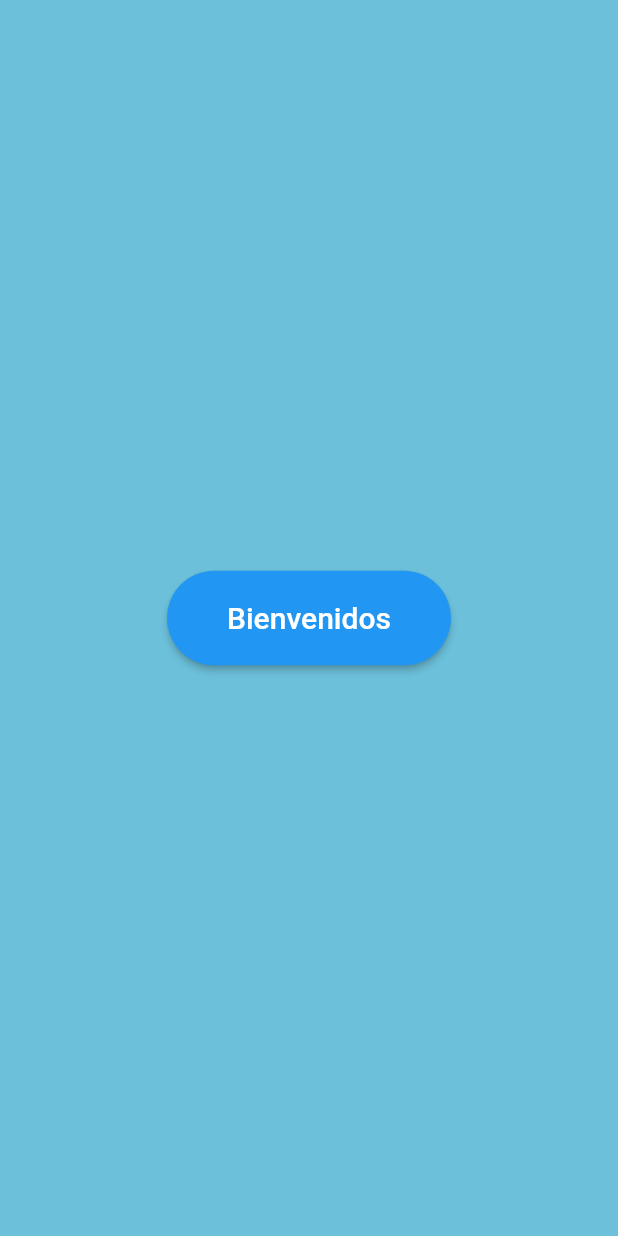
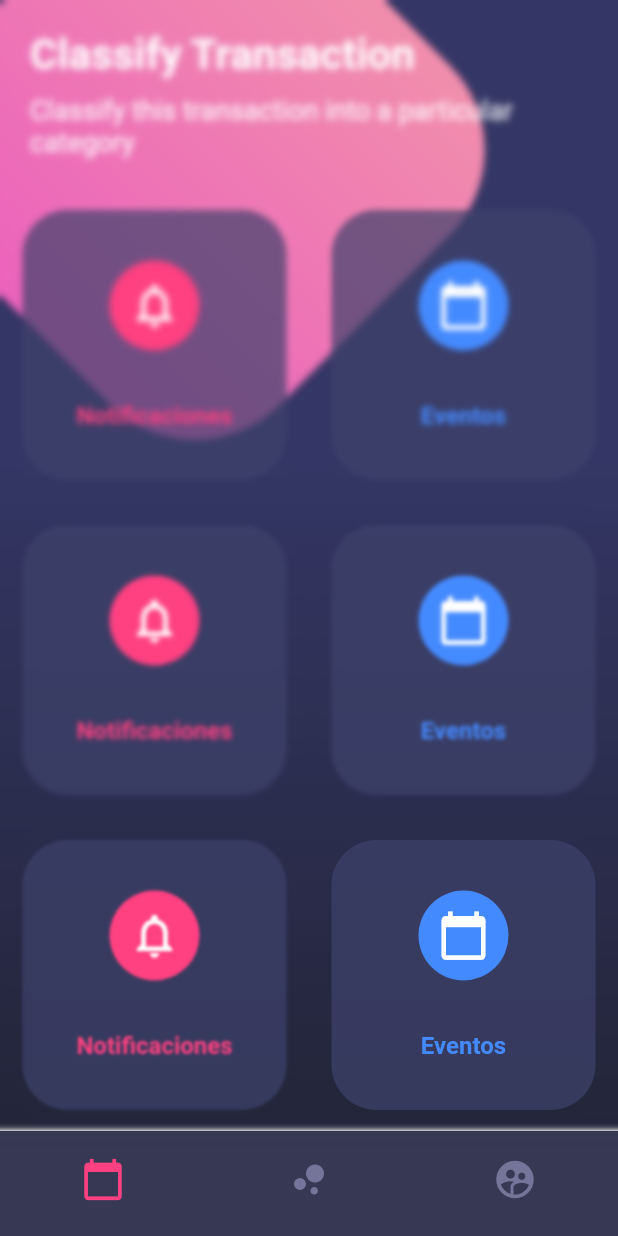
Before and after one commit to csuarez689/FlutterExamples, a Flutter app: the screen it shows after launch, on a phone screen of 412 x 824 dp. Run offline on Flutter 3.47's test engine with Material 2 defaults, Android fonts, the phone set to English and light mode, and no system bars; our stand-ins replace flutter_swiper.

Commit message:
added nice menu

```diff
--- a/disenos/lib/main.dart
+++ b/disenos/lib/main.dart
@@ -1,17 +1,21 @@
 import 'package:disenos/src/pages/error_page.dart';
 import 'package:disenos/src/routes/routes.dart';
 import 'package:flutter/material.dart';
+import 'package:flutter/services.dart';
 
 void main() => runApp(MyApp());
 
 class MyApp extends StatelessWidget {
   @override
   Widget build(BuildContext context) {
+    SystemChrome.setSystemUIOverlayStyle(SystemUiOverlayStyle.light
+        .copyWith(statusBarColor: Colors.transparent));
+
     return MaterialApp(
       title: 'Diseños',
       debugShowCheckedModeBanner: false,
       routes: getApplicationRoutes(),
-      initialRoute: 'scrollDesign',
+      initialRoute: 'niceMenu',
       onGenerateRoute: (settings) =>
           MaterialPageRoute(builder: (BuildContext context) => ErrorPage()),
     );
--- /dev/null
+++ b/disenos/lib/src/pages/nice_menu_page.dart
@@ -0,0 +1,193 @@
+import 'dart:math';
+import 'dart:ui';
+
+import 'package:flutter/material.dart';
+
+class NiceMenuPage extends StatelessWidget {
+  @override
+  Widget build(BuildContext context) {
+    return Scaffold(
+      body: Stack(
+        children: <Widget>[
+          _fondoApp(),
+          SingleChildScrollView(
+            child: Column(
+              children: <Widget>[
+                _titles(),
+                _buttonsGrid(),
+              ],
+            ),
+          ),
+        ],
+      ),
+      bottomNavigationBar: _bottonNavigationBar(context),
+    );
+  }
+
+  Widget _fondoApp() {
+    final gradient = Container(
+      width: double.infinity,
+      height: double.infinity,
+      decoration: BoxDecoration(
+        gradient: LinearGradient(
+            begin: FractionalOffset(0.0, 0.4),
+            end: FractionalOffset(0.0, 1.0),
+            colors: [
+              Color.fromRGBO(52, 54, 101, 1.0),
+              Color.fromRGBO(35, 37, 57, 1.0)
+            ]),
+      ),
+    );
+
+    final box = Positioned(
+      top: -60,
+      left: -30,
+      child: Transform.rotate(
+        angle: -pi / 4.0,
+        child: Container(
+          height: 320.0,
+          width: 320.0,
+          decoration: BoxDecoration(
+              borderRadius: BorderRadius.circular(80.0),
+              gradient: LinearGradient(colors: [
+                Color.fromRGBO(236, 98, 188, 1.0),
+                Color.fromRGBO(241, 142, 172, 1.0)
+              ])),
+        ),
+      ),
+    );
+
+    return Stack(
+      children: <Widget>[gradient, box],
+    );
+  }
+
+  Widget _titles() {
+    return SafeArea(
+      child: Container(
+        padding: EdgeInsets.all(20),
+        child: Column(
+          crossAxisAlignment: CrossAxisAlignment.start,
+          children: [
+            Text(
+              'Classify Transaction',
+              style: TextStyle(
+                  fontSize: 28.0,
+                  color: Colors.white,
+                  fontWeight: FontWeight.bold),
+            ),
+            SizedBox(height: 10.0),
+            Text(
+              'Classify this transaction into a particular category',
+              style: TextStyle(
+                fontSize: 18.0,
+                color: Colors.white,
+              ),
+            )
+          ],
+        ),
+      ),
+    );
+  }
+
+  Widget _bottonNavigationBar(BuildContext context) {
+    return Container(
+      color: Color.fromRGBO(55, 57, 84, 1.0),
+      padding: EdgeInsets.only(top: 10),
+      child: BottomNavigationBar(
+        backgroundColor: Color.fromRGBO(55, 57, 84, 1.0),
+        selectedItemColor: Colors.pinkAccent,
+        unselectedItemColor: Color.fromRGBO(116, 117, 152, 1.0),
+        type: BottomNavigationBarType.fixed,
+        iconSize: 30.0,
+        items: [
+          BottomNavigationBarItem(
+            label: '',
+            icon: Icon(Icons.calendar_today),
+          ),
+          BottomNavigationBarItem(
+            label: '',
+            icon: Icon(Icons.bubble_chart),
+          ),
+          BottomNavigationBarItem(
+            label: '',
+            icon: Icon(Icons.supervised_user_circle),
+          ),
+        ],
+      ),
+    );
+  }
+
+  Widget _buttonsGrid() {
+    return Table(
+      children: [
+        TableRow(children: [
+          _menuButton(
+              color: Colors.pinkAccent,
+              icon: Icons.notifications_none_outlined,
+              title: 'Notificaciones'),
+          _menuButton(
+              color: Colors.blueAccent,
+              icon: Icons.calendar_today,
+              title: 'Eventos'),
+        ]),
+        TableRow(children: [
+          _menuButton(
+              color: Colors.pinkAccent,
+              icon: Icons.notifications_none_outlined,
+              title: 'Notificaciones'),
+          _menuButton(
+              color: Colors.blueAccent,
+              icon: Icons.calendar_today,
+              title: 'Eventos'),
+        ]),
+        TableRow(children: [
+          _menuButton(
+              color: Colors.pinkAccent,
+              icon: Icons.notifications_none_outlined,
+              title: 'Notificaciones'),
+          _menuButton(
+              color: Colors.blueAccent,
+              icon: Icons.calendar_today,
+              title: 'Eventos'),
+        ]),
+      ],
+    );
+  }
+
+  Widget _menuButton({String title, Color color, IconData icon}) {
+    return BackdropFilter(
+      filter: ImageFilter.blur(
+        sigmaX: 1,
+        sigmaY: 1,
+      ),
+      child: Container(
+        height: 180.0,
+        margin: EdgeInsets.all(15),
+        decoration: BoxDecoration(
+          color: Color.fromRGBO(62, 66, 107, 0.7),
+          borderRadius: BorderRadius.circular(30),
+        ),
+        child: Column(
+          mainAxisAlignment: MainAxisAlignment.spaceEvenly,
+          children: [
+            CircleAvatar(
+              radius: 30.0,
+              backgroundColor: color,
+              child: Icon(
+                icon,
+                color: Colors.white,
+                size: 35,
+              ),
+            ),
+            Text(
+              title,
+              style: TextStyle(
+                  color: color, fontSize: 16, fontWeight: FontWeight.bold),
+            ),
+          ],
+        ),
+      ),
+    );
+  }
+}
--- a/disenos/lib/src/routes/routes.dart
+++ b/disenos/lib/src/routes/routes.dart
@@ -1,8 +1,10 @@
 import 'package:disenos/src/pages/basic_design_page.dart';
+import 'package:disenos/src/pages/nice_menu_page.dart';
 import 'package:disenos/src/pages/scroll_design_page.dart';
 import 'package:flutter/material.dart';
 
 Map<String, WidgetBuilder> getApplicationRoutes() => <String, WidgetBuilder>{
       'basicDesign': (context) => BasicDesignPage(),
       'scrollDesign': (context) => ScrollDesignPage(),
+      'niceMenu': (context) => NiceMenuPage(),
     };
```
